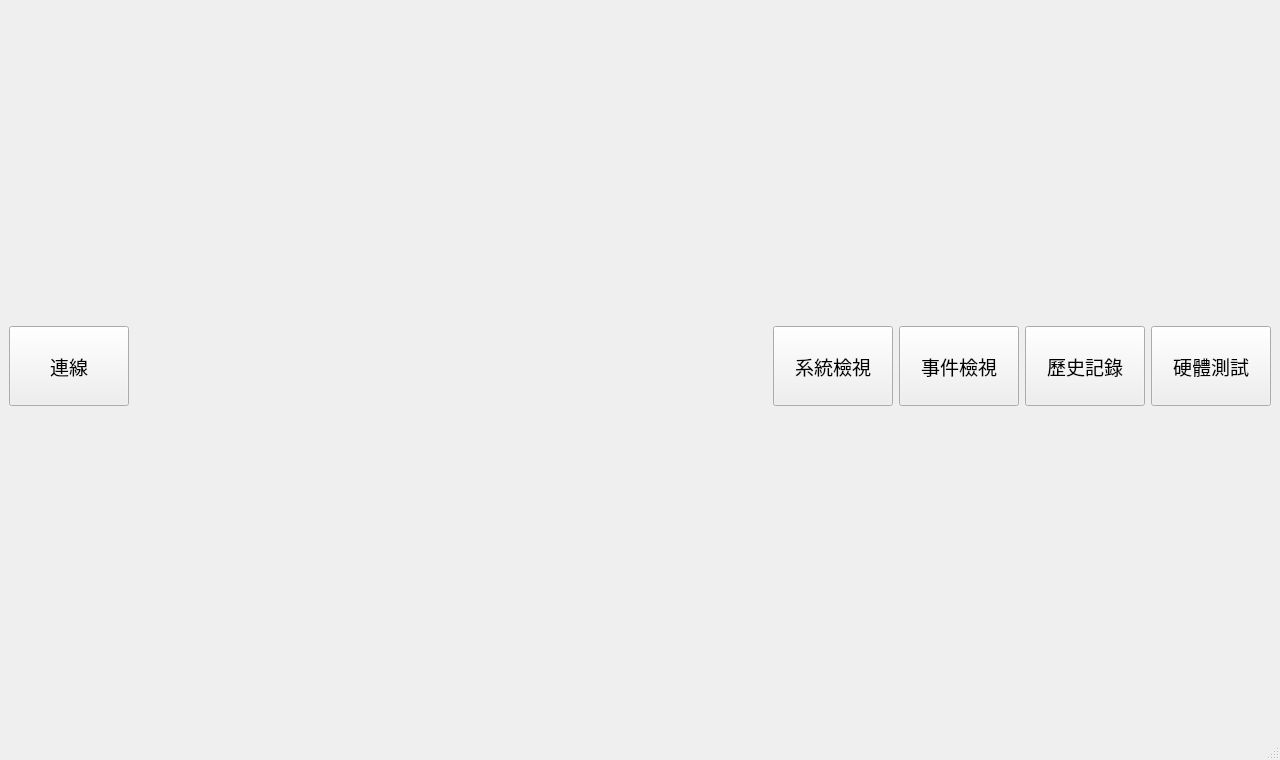
Before: the Qt Designer form collectorview.ui in haoyi-jason/BMS_HY01_old, drawn with Qt 5.
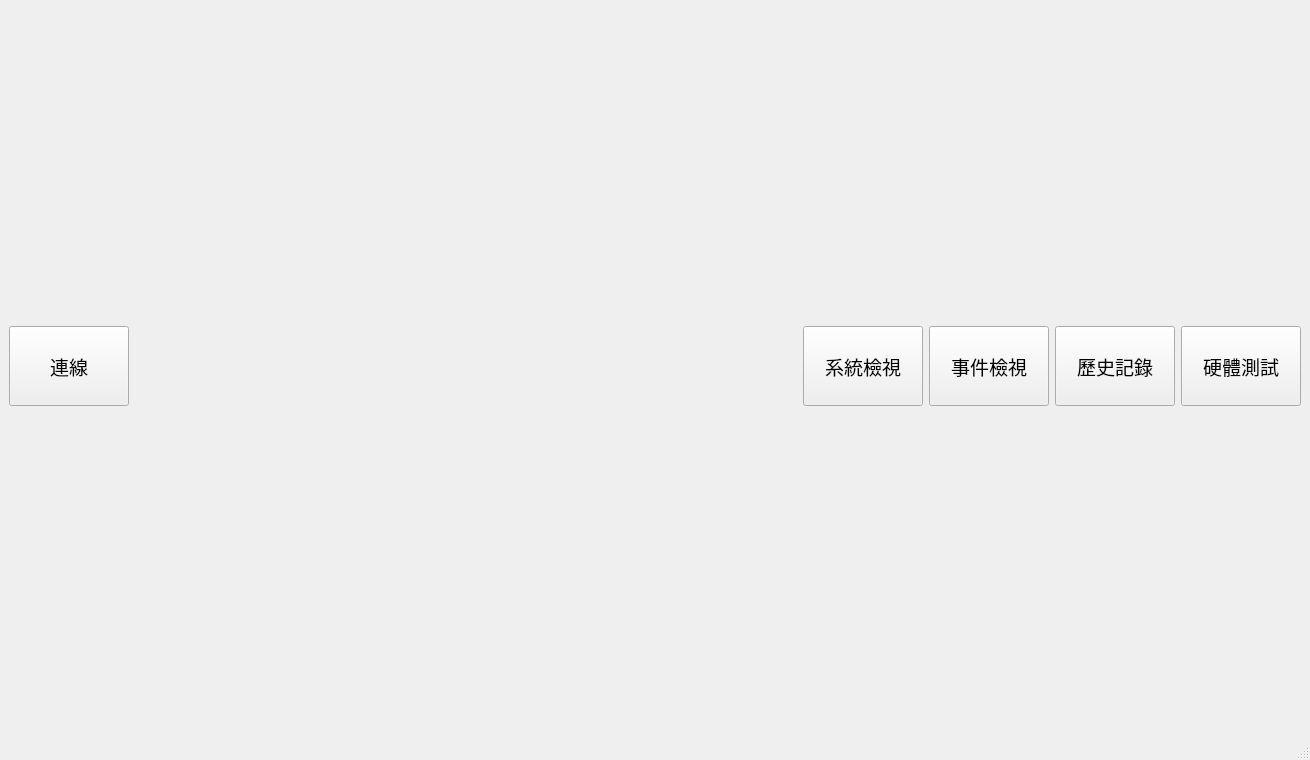
After: the same form once the commit is applied. Icons and pictures are not drawn.

The edit to the form file:
```diff
--- a/collectorview.ui
+++ b/collectorview.ui
@@ -6,7 +6,7 @@
    <rect>
     <x>0</x>
     <y>0</y>
-    <width>1280</width>
+    <width>1310</width>
     <height>760</height>
    </rect>
   </property>
```
Left out of the diff: 118 changed lines with no effect on the pictures.
